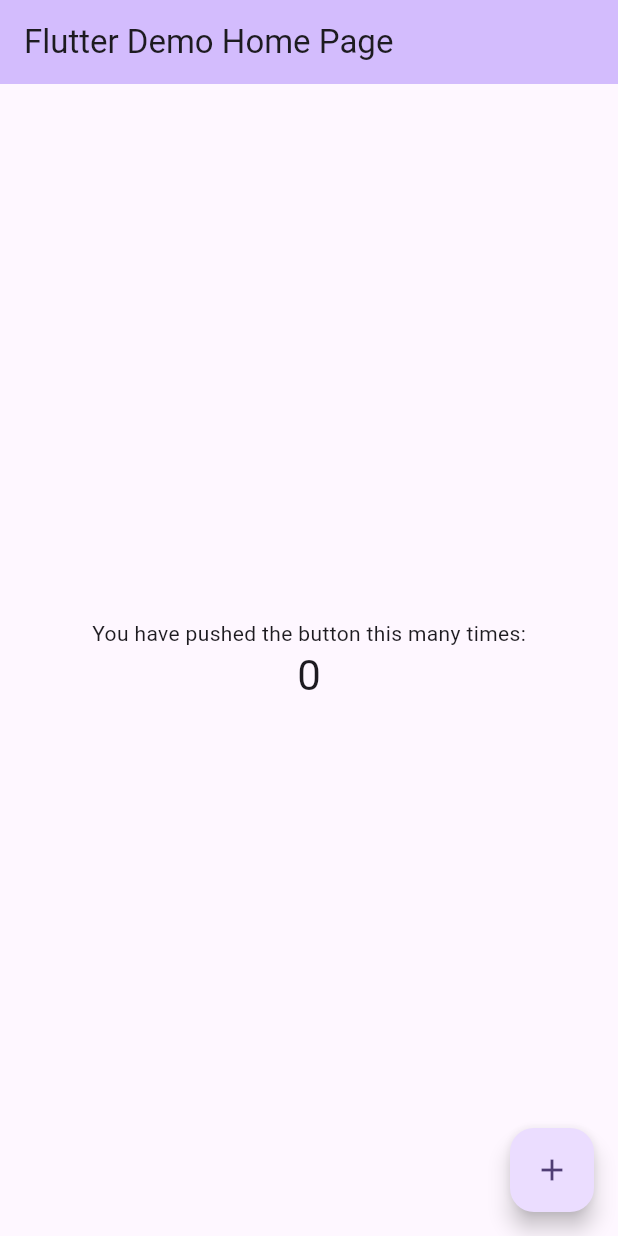
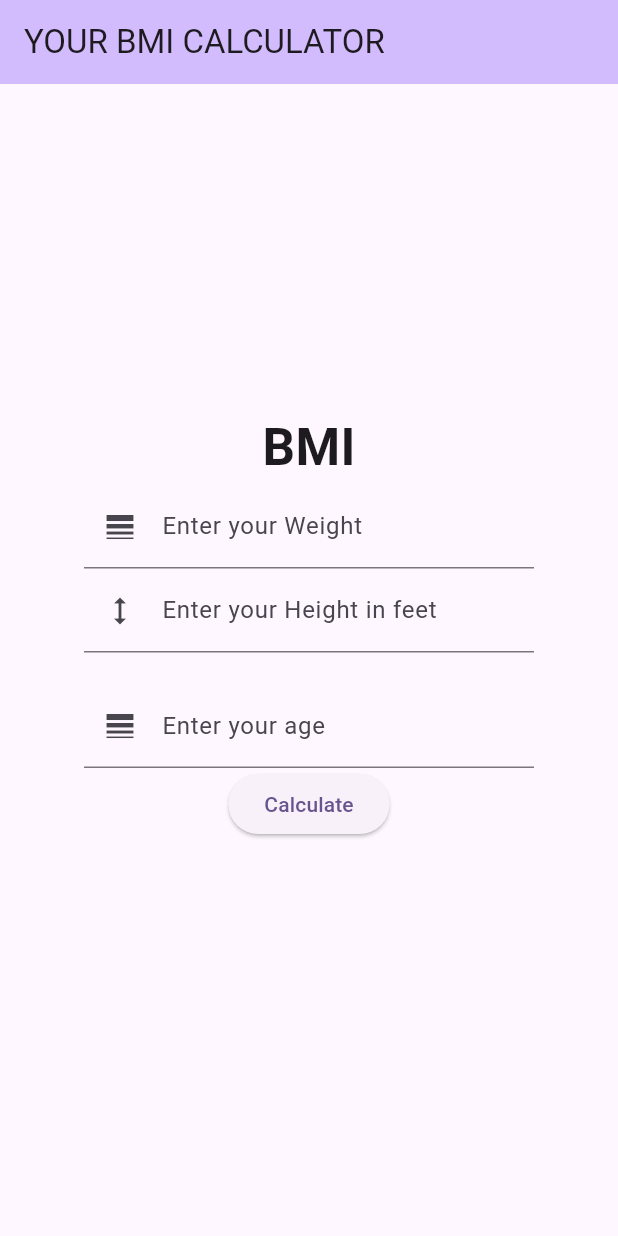
Before and after one commit to Brijesh8000/flutter_j, a Flutter app: the screen it shows after launch, on a phone screen of 412 x 824 dp. Run offline on Flutter 3.47's test engine with Material 3 defaults, Android fonts, the light colour scheme and no system bars.

Commit message:
Modify file

```diff
--- a/lib/main.dart
+++ b/lib/main.dart
@@ -11,27 +11,13 @@
   @override
   Widget build(BuildContext context) {
     return MaterialApp(
-      title: 'Flutter Demo',
+      // title: 'Flutter Demo',
       theme: ThemeData(
-        // This is the theme of your application.
-        //
-        // TRY THIS: Try running your application with "flutter run". You'll see
-        // the application has a purple toolbar. Then, without quitting the app,
-        // try changing the seedColor in the colorScheme below to Colors.green
-        // and then invoke "hot reload" (save your changes or press the "hot
-        // reload" button in a Flutter-supported IDE, or press "r" if you used
-        // the command line to start the app).
-        //
-        // Notice that the counter didn't reset back to zero; the application
-        // state is not lost during the reload. To reset the state, use hot
-        // restart instead.
-        //
-        // This works for code too, not just values: Most code changes can be
-        // tested with just a hot reload.
+
         colorScheme: ColorScheme.fromSeed(seedColor: Colors.deepPurple),
         useMaterial3: true,
       ),
-      home: const MyHomePage(title: 'Flutter Demo Home Page'),
+      home: const MyHomePage(title: 'YOUR BMI CALCULATOR'),
     );
   }
 }
@@ -39,14 +25,7 @@
 class MyHomePage extends StatefulWidget {
   const MyHomePage({super.key, required this.title});
 
-  // This widget is the home page of your application. It is stateful, meaning
-  // that it has a State object (defined below) that contains fields that affect
-  // how it looks.
 
-  // This class is the configuration for the state. It holds the values (in this
-  // case the title) provided by the parent (in this case the App widget) and
-  // used by the build method of the State. Fields in a Widget subclass are
-  // always marked "final".
 
   final String title;
 
@@ -55,71 +34,120 @@
 }
 
 class _MyHomePageState extends State<MyHomePage> {
-  int _counter = 0;
 
-  void _incrementCounter() {
-    setState(() {
-      // This call to setState tells the Flutter framework that something has
-      // changed in this State, which causes it to rerun the build method below
-      // so that the display can reflect the updated values. If we changed
-      // _counter without calling setState(), then the build method would not be
-      // called again, and so nothing would appear to happen.
-      _counter++;
-    });
-  }
+  var wtController= TextEditingController();
+  var ftController= TextEditingController();
+  var inController= TextEditingController();
+  var result="";
+  var bg_color;
+  var msg=" ";
 
   @override
   Widget build(BuildContext context) {
-    // This method is rerun every time setState is called, for instance as done
-    // by the _incrementCounter method above.
-    //
-    // The Flutter framework has been optimized to make rerunning build methods
-    // fast, so that you can just rebuild anything that needs updating rather
-    // than having to individually change instances of widgets.
+
     return Scaffold(
       appBar: AppBar(
-        // TRY THIS: Try changing the color here to a specific color (to
-        // Colors.amber, perhaps?) and trigger a hot reload to see the AppBar
-        // change color while the other colors stay the same.
+
         backgroundColor: Theme.of(context).colorScheme.inversePrimary,
-        // Here we take the value from the MyHomePage object that was created by
-        // the App.build method, and use it to set our appbar title.
+
         title: Text(widget.title),
       ),
-      body: Center(
-        // Center is a layout widget. It takes a single child and positions it
-        // in the middle of the parent.
-        child: Column(
-          // Column is also a layout widget. It takes a list of children and
-          // arranges them vertically. By default, it sizes itself to fit its
-          // children horizontally, and tries to be as tall as its parent.
-          //
-          // Column has various properties to control how it sizes itself and
-          // how it positions its children. Here we use mainAxisAlignment to
-          // center the children vertically; the main axis here is the vertical
-          // axis because Columns are vertical (the cross axis would be
-          // horizontal).
-          //
-          // TRY THIS: Invoke "debug painting" (choose the "Toggle Debug Paint"
-          // action in the IDE, or press "p" in the console), to see the
-          // wireframe for each widget.
-          mainAxisAlignment: MainAxisAlignment.center,
-          children: <Widget>[
-            const Text(
-              'You have pushed the button this many times:',
+      body:Container(
+        color: bg_color,
+        child: Center(
+          child: Container(
+
+            width: 300,
+            child: Column(
+              mainAxisAlignment: MainAxisAlignment.center,
+              children: [
+                Text('BMI',style: TextStyle(
+                  fontSize: 34,  fontWeight: FontWeight.w700
+                ),),
+                TextField(
+                  controller: wtController ,
+                  decoration: InputDecoration(
+                    label: Text('Enter your Weight '),
+                    prefixIcon: Icon(Icons.line_weight)
+
+                  ),
+                  keyboardType: TextInputType.number,
+                ),
+                TextField(
+                  controller: ftController ,
+                  decoration: InputDecoration(
+                      label: Text('Enter your Height in feet '),
+                      prefixIcon: Icon(Icons.height)
+
+                  ),
+                  keyboardType: TextInputType.number,
+                ),
+                SizedBox(height: 21,),
+                TextField(
+                  controller: inController ,
+                  decoration: InputDecoration(
+                      label: Text('Enter your age '),
+                      prefixIcon: Icon(Icons.line_weight)
+
+                  ),
+                  keyboardType: TextInputType.number,
+                ),
+                ElevatedButton(onPressed:() {
+                  var wt=wtController.text.toString();
+                  var ft= ftController.text.toString();
+                  var inch=inController.text.toString();
+                  if(wt!="" && ft!="" && inch!=""){
+                    //BMI Calculate
+                    var iwt=int.parse(wt);
+                    var ift=int.parse(ft);
+                    var iInch=int.parse(inch);
+
+                    var tinch=(ift*12)*iInch;
+                    var tCm=tinch*2.54;
+                    var tM= tCm/100;
+                    var bmi=iwt/(tM*tM);
+
+
+
+                    if(bmi>25){
+                      var msg ="Your are over weight ";
+                      bg_color=Colors.orange.shade200;
+
+
+
+                    }else if (bmi<18){
+                      var msg ="Your are  Underweight ";
+
+                      bg_color=Colors.red.shade200;
+
+                    }else{
+                      var msg ="Your are Healthy ";
+                      bg_color=Colors.green.shade200;
+
+                    }
+
+
+                    setState(() {
+                      result=" $msg  \n you BMI Is ${bmi.toStringAsExponential(2)}";
+                    });
+
+
+                  } else{
+                    setState(() {
+                      result="plz fill the all reqarement ";
+                    });
+
+                  }
+                }, child: Text('Calculate')),
+                SizedBox(height: 19,),
+                Text(result,style: TextStyle(fontSize: 19),)
+
+              ],
             ),
-            Text(
-              '$_counter',
-              style: Theme.of(context).textTheme.headlineMedium,
-            ),
-          ],
+          ),
         ),
-      ),
-      floatingActionButton: FloatingActionButton(
-        onPressed: _incrementCounter,
-        tooltip: 'Increment',
-        child: const Icon(Icons.add),
-      ), // This trailing comma makes auto-formatting nicer for build methods.
+      )
+       // This trailing comma makes auto-formatting nicer for build methods.
     );
   }
 }
```
Also changed, not shown: 1 other file.
